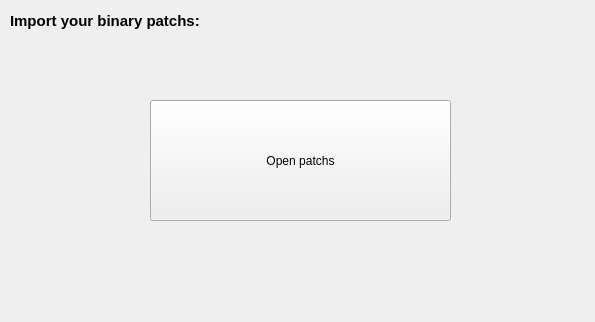
Before: the Qt Designer form debuggerwidgets/patchs/importpatchs.ui in keowu/koidbg, drawn with Qt 5.
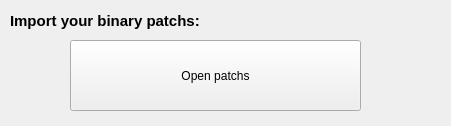
After: the same form once the commit is applied.

The edit to the form file:
```diff
--- a/debuggerwidgets/patchs/importpatchs.ui
+++ b/debuggerwidgets/patchs/importpatchs.ui
@@ -6,8 +6,8 @@
    <rect>
     <x>0</x>
     <y>0</y>
-    <width>595</width>
-    <height>322</height>
+    <width>451</width>
+    <height>126</height>
    </rect>
   </property>
   <property name="windowTitle">
@@ -36,10 +36,10 @@
    <widget class="QPushButton" name="btnImportPatchs">
     <property name="geometry">
      <rect>
-      <x>150</x>
-      <y>100</y>
-      <width>301</width>
-      <height>121</height>
+      <x>70</x>
+      <y>40</y>
+      <width>291</width>
+      <height>71</height>
      </rect>
     </property>
     <property name="text">
```
